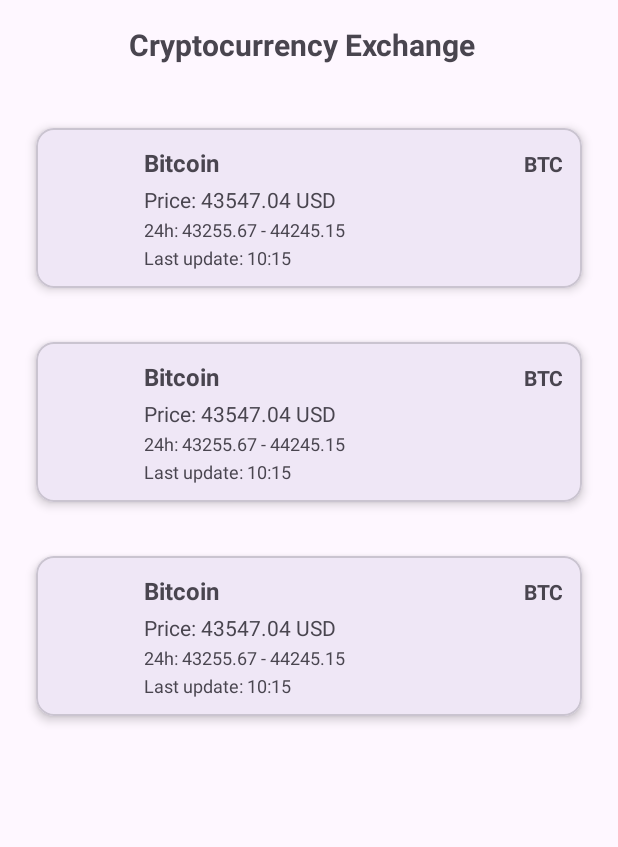
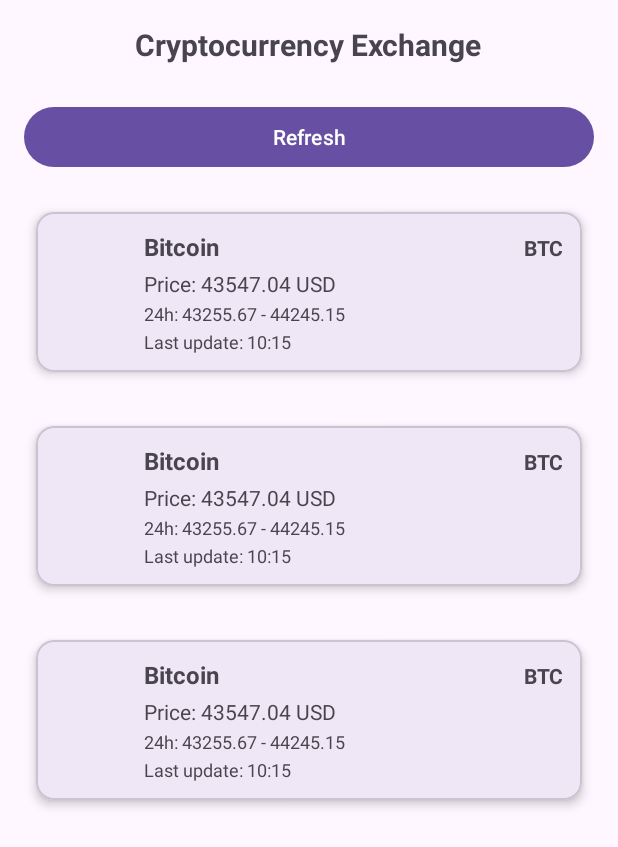
Before and after one commit to maksympash-code/CryptocurrencyExchange, an Android app built with Jetpack Compose: the layout activity_main.xml on its own in the app's theme, with its tools: preview values and no code run, on a phone screen of 412 x 824 dp. Shown: the top 847 px of the screen. Run offline under Robolectric (Android 15) with nearby library versions, the phone set to English and light mode, and no system bars.

Commit message:
Added btnRefresh. Project finally finished

```diff
--- a/app/src/main/java/com/example/cryptocurrencyexchange/presentation/MainActivity.kt
+++ b/app/src/main/java/com/example/cryptocurrencyexchange/presentation/MainActivity.kt
@@ -1,6 +1,7 @@
 package com.example.cryptocurrencyexchange.presentation
 
 import android.os.Bundle
+import android.view.View
 import android.widget.Toast
 import androidx.activity.viewModels
 import androidx.appcompat.app.AppCompatActivity
@@ -45,6 +46,10 @@ class MainActivity : AppCompatActivity() {
             layoutManager = LinearLayoutManager(this@MainActivity)
         }
 
+        binding.btnRefresh.setOnClickListener {
+            viewModel.refresh()
+        }
+
         viewModel.uiState.observe(this) { state ->
             render(state)
         }
@@ -53,6 +58,9 @@ class MainActivity : AppCompatActivity() {
     private fun render(state: CoinsListUiState) {
         coinsAdapter.submit(state.coins)
 
+        binding.btnRefresh.isEnabled = !state.isLoading
+        binding.progressBar.visibility = if (state.isLoading) View.VISIBLE else View.GONE
+
         if (state.errorMessage != null) {
             Toast.makeText(this, state.errorMessage, Toast.LENGTH_SHORT).show()
             viewModel.onErrorShown()
--- a/app/src/main/res/layout/activity_main.xml
+++ b/app/src/main/res/layout/activity_main.xml
@@ -7,21 +7,42 @@
     android:layout_height="match_parent"
     tools:context=".presentation.MainActivity">
 
-    <!-- Тут потім можна буде додати кнопку Refresh / вибір сортування -->
-
     <TextView
         android:id="@+id/tvTitle"
         android:layout_width="0dp"
         android:layout_height="wrap_content"
         android:padding="16dp"
-        android:paddingStart="86dp"
+        android:paddingStart="90dp"
         android:text="@string/cryptocurrency_exchange"
         android:textSize="20sp"
         android:textStyle="bold"
         app:layout_constraintEnd_toEndOf="parent"
-        app:layout_constraintHorizontal_bias="0.0"
         app:layout_constraintStart_toStartOf="parent"
         app:layout_constraintTop_toTopOf="parent" />
+
+    <Button
+        android:id="@+id/btnRefresh"
+        android:layout_width="0dp"
+        android:layout_height="wrap_content"
+        android:text="Refresh"
+        android:layout_marginStart="16dp"
+        android:layout_marginEnd="16dp"
+        android:layout_marginTop="8dp"
+        app:layout_constraintTop_toBottomOf="@id/tvTitle"
+        app:layout_constraintStart_toStartOf="parent"
+        app:layout_constraintEnd_toEndOf="parent" />
+
+    <ProgressBar
+        android:id="@+id/progressBar"
+        style="?android:attr/progressBarStyleSmall"
+        android:layout_width="wrap_content"
+        android:layout_height="wrap_content"
+        android:layout_marginTop="4dp"
+        android:layout_marginBottom="4dp"
+        android:visibility="gone"
+        app:layout_constraintTop_toBottomOf="@id/btnRefresh"
+        app:layout_constraintStart_toStartOf="parent"
+        app:layout_constraintEnd_toEndOf="parent" />
 
     <androidx.recyclerview.widget.RecyclerView
         android:id="@+id/rvCoins"
@@ -30,7 +51,7 @@
         android:padding="8dp"
         tools:listitem="@layout/item_coin"
         app:layoutManager="androidx.recyclerview.widget.LinearLayoutManager"
-        app:layout_constraintTop_toBottomOf="@id/tvTitle"
+        app:layout_constraintTop_toBottomOf="@id/progressBar"
         app:layout_constraintBottom_toBottomOf="parent"
         app:layout_constraintStart_toStartOf="parent"
         app:layout_constraintEnd_toEndOf="parent" />
```
